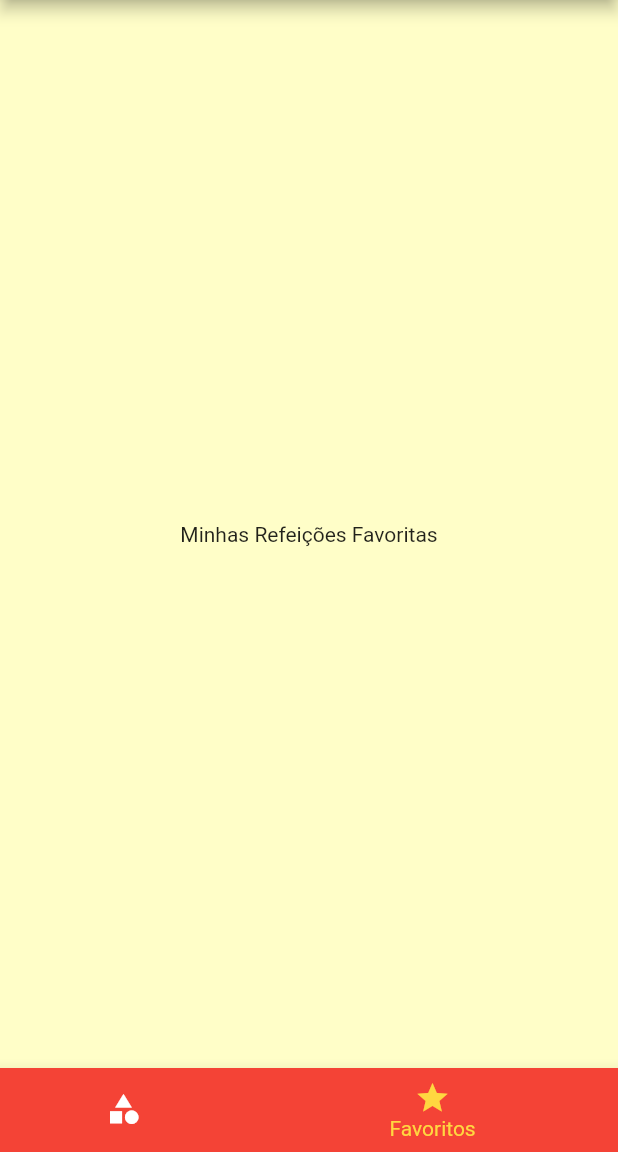
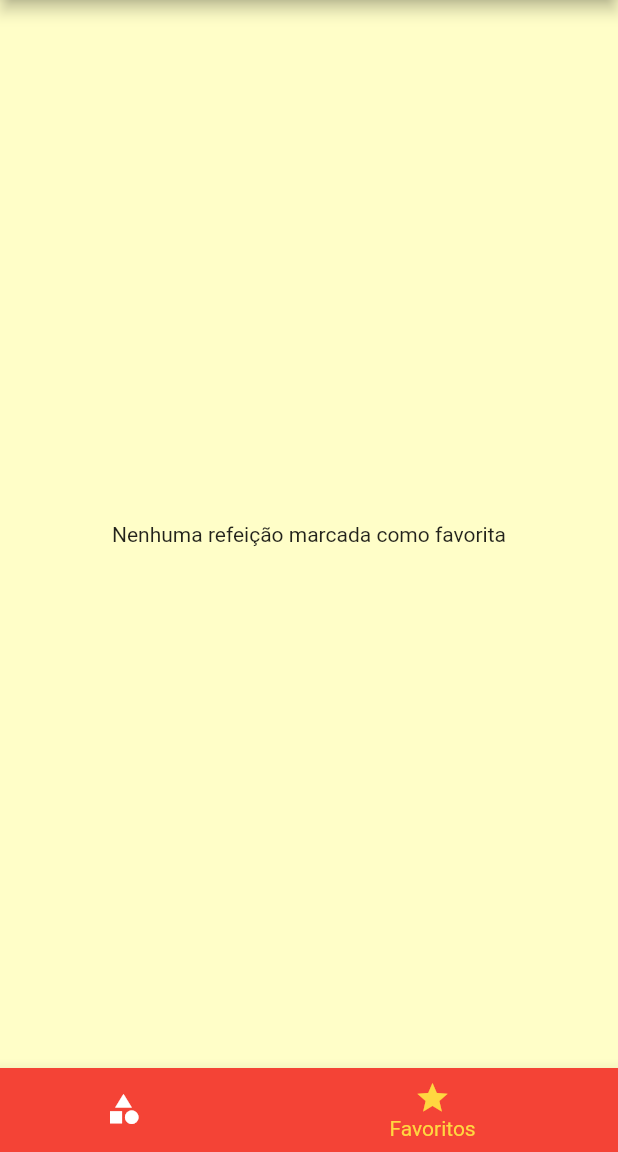
Before and after one commit to BrendowLincoln/receita_mania, a Flutter app: the screen it shows after launch, item 2 of the bottom bar chosen, on a phone screen of 412 x 824 dp, the part 84-1236 px from its top. Run offline on Flutter 3.47's test engine with Material 2 defaults, Android fonts, the light colour scheme and no system bars.

Commit message:
Concluindo a tela de favoritos

```diff
--- a/lib/main.dart
+++ b/lib/main.dart
@@ -1,12 +1,12 @@
 import 'package:flutter/material.dart';
 import 'package:receita_mania/data/dummy_data.dart';
 import 'package:receita_mania/models/recipes_model.dart';
+import 'package:receita_mania/models/settings_model.dart';
 import 'package:receita_mania/screens/categories_recipes_screen.dart';
 import 'package:receita_mania/screens/settings_screen.dart';
 import 'package:receita_mania/screens/tab_bottom_screen.dart';
 import 'package:receita_mania/utils/app_routes.dart';
 import 'package:receita_mania/screens/recipe_detail_screen.dart';
-import 'package:receita_mania/widgets/recipe_widget.dart';
 
 void main() => runApp(MyApp());
 
@@ -16,9 +16,39 @@ class MyApp extends StatefulWidget {
 }
 
 class _MyAppState extends State<MyApp> {
+  SettingsModel settings = SettingsModel();
+  List<RecipesModel> _availableRecipe = DUMMY_RECIPES;
+  List<RecipesModel> _favoriteRecipes = [];
+
+  void _filterRecipes(SettingsModel settings) {
+    this.settings = settings;
+    setState(() {
+      _availableRecipe = DUMMY_RECIPES.where((recipe) {
+        final filterGluten = settings.isGlutenFree && !recipe.isGlutenFree;
+        final filterLactose = settings.isLactoseFree && !recipe.isLactoseFree;
+        final filterVegan = settings.isVegan && !recipe.isVegan;
+        final filterVegetarian = settings.isVegetariam && !recipe.isVegetarian;
+        return !filterGluten &&
+            !filterLactose &&
+            !filterVegan &&
+            !filterVegetarian;
+      }).toList();
+    });
+  }
+
+  void _toggleFavorite(RecipesModel recipe) {
+    setState(() {
+      _favoriteRecipes.contains(recipe)
+          ? _favoriteRecipes.remove(recipe)
+          : _favoriteRecipes.add(recipe);
+    });
+  }
+
+  bool _isFavorite(RecipesModel recipe) {
+    return _favoriteRecipes.contains(recipe);
+  }
 
 
-  List<RecipesModel> _availableRecipe = DUMMY_RECIPES;
 
   @override
   Widget build(BuildContext context) {
@@ -34,15 +64,19 @@ class _MyAppState extends State<MyApp> {
                   headline6: TextStyle(
                 fontSize: 20,
                 fontFamily: 'RobotoCondensed',
-          )
-        )
-      ),
+              ))),
       initialRoute: '/',
       routes: {
-       AppRoutes.HOME: (context) => TabBottomScreen(),
-        AppRoutes.CATEGORIES_RECIPES: (context) => CategoriesRecipesScreen(recipes: _availableRecipe,),
-        AppRoutes.RECIPE_DETAIL: (context) => RecipeDetailScreen(),
-        AppRoutes.SETTINGS: (context) => SettingsScreen(),
+        AppRoutes.HOME: (context) =>
+            TabBottomScreen(favoriteRecipes: _favoriteRecipes),
+        AppRoutes.CATEGORIES_RECIPES: (context) => CategoriesRecipesScreen(
+              recipes: _availableRecipe,
+            ),
+        AppRoutes.RECIPE_DETAIL: (context) => RecipeDetailScreen(isFavorite: _isFavorite,onToggleFavorite: _toggleFavorite),
+        AppRoutes.SETTINGS: (context) => SettingsScreen(
+              settings: settings,
+              onSettingsChanged: _filterRecipes,
+            ),
       },
     );
   }
--- a/lib/screens/categories_recipes_screen.dart
+++ b/lib/screens/categories_recipes_screen.dart
@@ -1,5 +1,4 @@
 import 'package:flutter/material.dart';
-import 'package:receita_mania/data/dummy_data.dart';
 import 'package:receita_mania/models/category_model.dart';
 import 'package:receita_mania/models/recipes_model.dart';
 import 'package:receita_mania/widgets/recipe_widget.dart';
@@ -14,7 +13,7 @@ class CategoriesRecipesScreen extends StatelessWidget {
   Widget build(BuildContext context) {
     final CategoryModel category = ModalRoute.of(context).settings.arguments as CategoryModel;
 
-    final categoryRecipes = DUMMY_RECIPES.where((recipe) {
+    final categoryRecipes = recipes.where((recipe) {
       return recipe.categories.contains(category.id);
     }).toList();
 
--- a/lib/screens/favorite_screen.dart
+++ b/lib/screens/favorite_screen.dart
@@ -1,10 +1,29 @@
 import 'package:flutter/material.dart';
+import 'package:receita_mania/models/recipes_model.dart';
+import 'package:receita_mania/widgets/recipe_widget.dart';
 
 class FavoriteScreen extends StatelessWidget {
+
+  final List<RecipesModel> favoriteRecipes;
+
+  const FavoriteScreen({this.favoriteRecipes});
+
   @override
   Widget build(BuildContext context) {
-    return Center(
-      child: Text('Minhas Refeições Favoritas'),
-    );
+
+    if(favoriteRecipes.isEmpty) {
+      return Center(
+        child: Text('Nenhuma refeição marcada como favorita'),
+      );
+    } else {
+      return ListView.builder(
+        itemCount: favoriteRecipes.length,
+        itemBuilder: (context, index) {
+          return RecipeWidget(recipe: favoriteRecipes[index],);
+        },
+      );
+    }
+
+
   }
 }
--- a/lib/screens/tab_bottom_screen.dart
+++ b/lib/screens/tab_bottom_screen.dart
@@ -1,9 +1,15 @@
 import 'package:flutter/material.dart';
+import 'package:receita_mania/models/recipes_model.dart';
 import 'package:receita_mania/screens/categories_screen.dart';
 import 'package:receita_mania/screens/favorite_screen.dart';
 import 'package:receita_mania/widgets/main_drawer.dart';
 
 class TabBottomScreen extends StatefulWidget {
+
+  final List<RecipesModel> favoriteRecipes;
+
+  const TabBottomScreen({this.favoriteRecipes});
+
   @override
   _TabBottomScreenState createState() => _TabBottomScreenState();
 }
@@ -11,10 +17,17 @@ class TabBottomScreen extends StatefulWidget {
 class _TabBottomScreenState extends State<TabBottomScreen> {
 
   int _selectedScreenIndex = 0;
-  final List<Map<String, Object>> _screens = [
-    {'title': 'Lista de Categorias', 'screen':  CategoriesScreen()},
-    {'title': 'Minhas Receitas Favoritas', 'screen':  FavoriteScreen()}
-  ];
+  List<Map<String, Object>> _screens;
+
+
+  @override
+  void initState() {
+    super.initState();
+    _screens = [
+      {'title': 'Lista de Categorias', 'screen':  CategoriesScreen()},
+      {'title': 'Minhas Receitas Favoritas', 'screen':  FavoriteScreen(favoriteRecipes: widget.favoriteRecipes)}
+    ];
+  }
 
   _selectScreen(int index) {
     setState(() {
@@ -44,6 +57,7 @@ class _TabBottomScreenState extends State<TabBottomScreen> {
             label: "Categorias"
           ),
           BottomNavigationBarItem(
+              backgroundColor: Theme.of(context).primaryColor,
               icon: Icon(Icons.star),
               label: "Favoritos"
           )
```
Also changed, not shown: lib/screens/recipe_detail_screen.dart (+7 -2 lines), lib/screens/settings_screen.dart (+21 -3 lines). Lines whose indentation alone changed are shown as unchanged.
